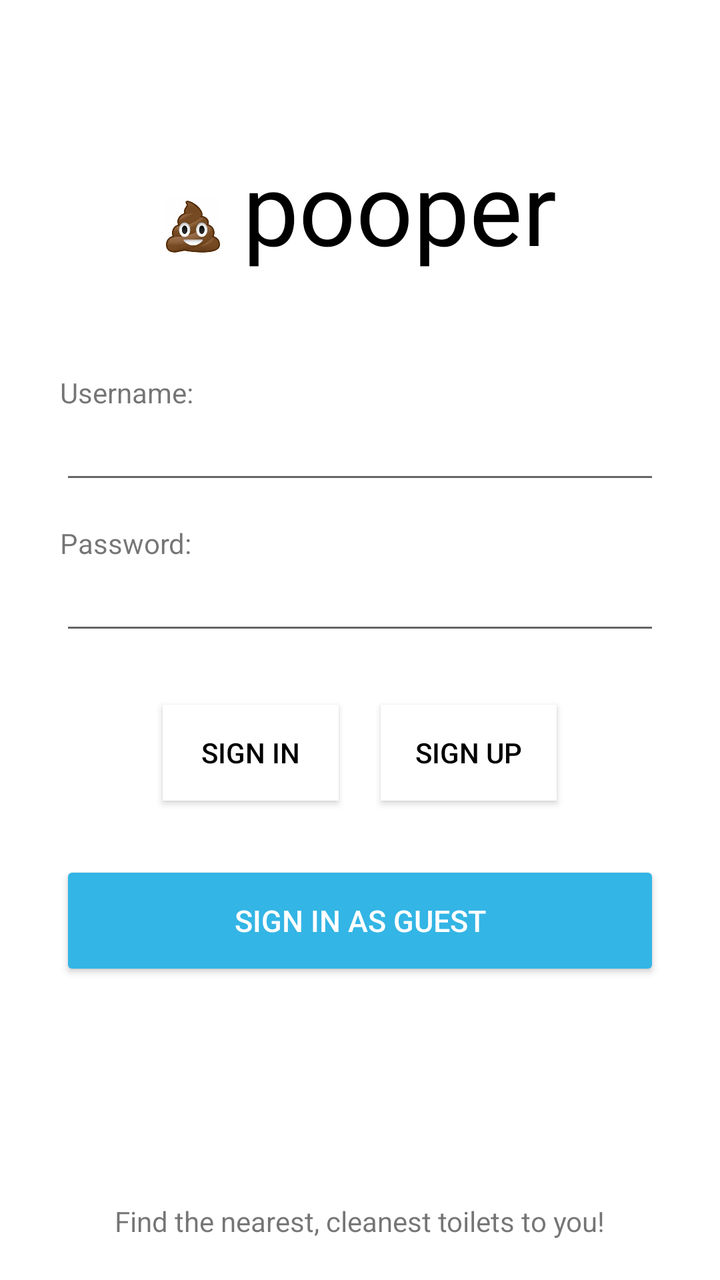
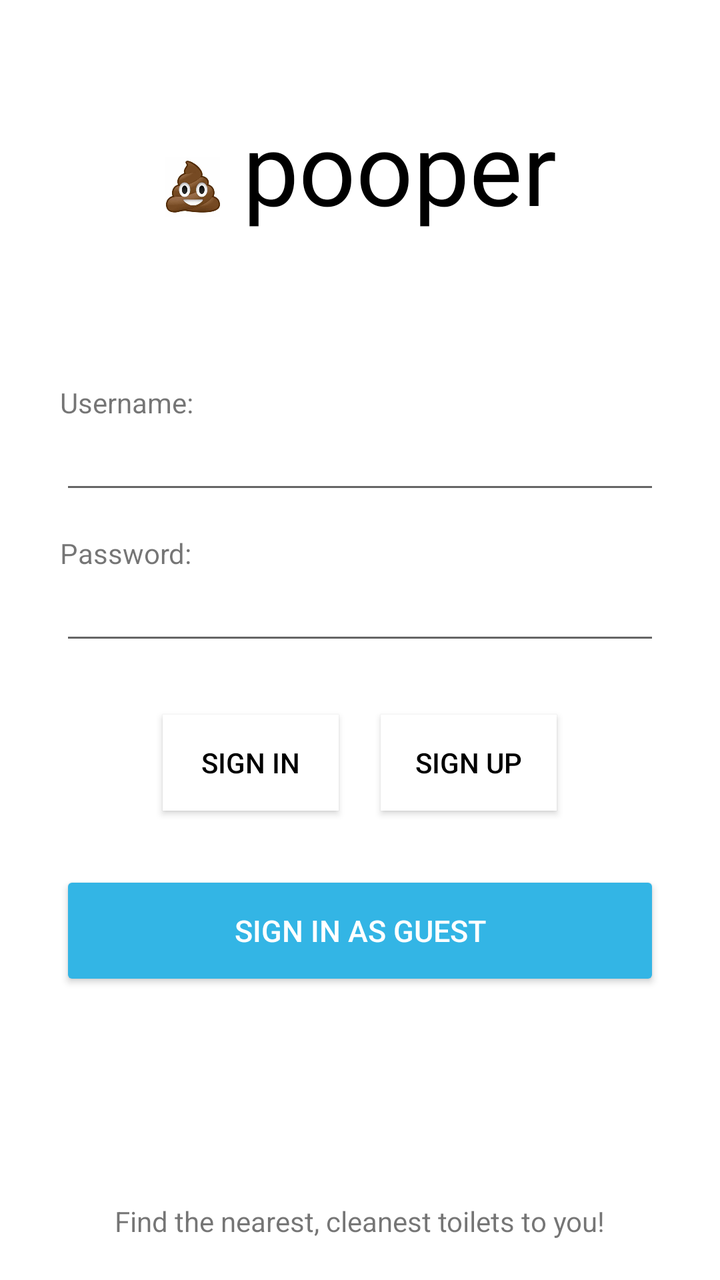

Before-and-after screenshots of an Android layout around one commit, followed by the original layout XML and the change that was made.
<!-- AndroidManifest.xml: application theme AppTheme -->
<!-- res/layout/activity_main.xml -->
<?xml version="1.0" encoding="utf-8"?>
<RelativeLayout xmlns:android="http://schemas.android.com/apk/res/android"
    xmlns:app="http://schemas.android.com/apk/res-auto"
    xmlns:tools="http://schemas.android.com/tools"
    android:layout_width="match_parent"
    android:layout_height="match_parent"
    tools:context="itp341.pai.sonali.finalprojectfrontend.MainActivity"
    android:background="#ffffff">

        <LinearLayout
            android:layout_width="wrap_content"
            android:layout_height="wrap_content"
            android:id = "@+id/appName"
            android:layout_marginTop = "70dp"
            android:layout_centerHorizontal="true"
            android:orientation="horizontal">

            <ImageView
                android:id="@+id/imageView"
                android:layout_width="30dp"
                android:layout_gravity="center_vertical"
                android:layout_height="30dp"
                android:layout_marginTop="10dp"
                android:layout_marginEnd = "10dp"
                android:src="@drawable/poop" />

            <TextView
            android:id="@+id/title"
                android:fontFamily="Roboto"

            android:layout_width="wrap_content"
            android:layout_height="wrap_content"

            android:text="pooper"
            android:textColor="#000000"
            android:textSize="50dp"
            android:layout_alignParentTop="true" />
        </LinearLayout>


        <TextView
            android:id="@+id/username"
            android:layout_width="wrap_content"
            android:layout_height="wrap_content"
            android:layout_marginTop="50dp"
            android:text="Username:"
            android:layout_below="@+id/appName"
            android:layout_alignStart="@+id/password" />

        <EditText
            android:id="@+id/usernameInputField"
            style="@android:style/Widget.AutoCompleteTextView"
            android:layout_width="match_parent"
            android:layout_height="wrap_content"
            android:layout_marginEnd="30dp"
            android:layout_alignStart="@+id/username"
            android:layout_below="@+id/username"
            android:inputType="textPersonName" />

        <TextView
            android:id="@+id/password"
            android:layout_width="wrap_content"
            android:layout_height="wrap_content"
            android:layout_below="@id/usernameInputField"
            android:layout_marginStart="30dp"
            android:layout_marginTop="15dp"
            android:text="Password:" />

        <EditText
            android:id="@+id/passwordInputField"
            android:layout_width="match_parent"
            android:layout_height="wrap_content"
            android:layout_alignStart="@id/username"
            android:layout_below="@id/password"
            android:layout_marginEnd="30dp"
            android:ems="10"
            android:inputType="textPassword"
            />


    <Button
        android:id="@+id/signInButton"
        android:layout_width="wrap_content"
        android:layout_height="wrap_content"
        style="@style/Widget.AppCompat.Button.Colored"
        android:background="#ffffff"
        android:text="SIGN IN"
        android:textColor="@android:color/background_dark"
        tools:layout_editor_absoluteX="88dp"
        tools:layout_editor_absoluteY="337dp"
        android:layout_below="@+id/passwordInputField"
        android:layout_alignStart="@+id/appName"
        android:layout_marginTop="30dp" />

    <Button
        android:id="@+id/signUpButton"
        style="@style/Widget.AppCompat.Button.Colored"
        android:layout_width="wrap_content"
        android:layout_height="wrap_content"
        android:textColor="@android:color/background_dark"
        android:text="SIGN UP"
        android:background="#ffffff"
        tools:layout_editor_absoluteX="196dp"
        tools:layout_editor_absoluteY="337dp"
        android:layout_alignBaseline="@+id/signInButton"
        android:layout_alignBottom="@+id/signInButton"
        android:layout_alignEnd="@+id/appName" />

    <android.support.v7.widget.AppCompatButton
        android:id="@+id/guestButton"
        android:layout_width="300dp"
        android:layout_height="60dp"
        android:layout_below="@id/signInButton"
        android:layout_marginTop="30dp"
        android:layout_centerHorizontal="true"
        android:backgroundTint="@android:color/holo_blue_light"
        android:text="SIGN IN AS GUEST"
        android:textColor="@android:color/white"
        android:textSize="15dp"></android.support.v7.widget.AppCompatButton>

    <TextView
        android:id="@+id/textView"
        android:layout_width="wrap_content"
        android:layout_height="wrap_content"
        android:text="Find the nearest, cleanest toilets to you!"
        tools:layout_editor_absoluteX="68dp"
        tools:layout_editor_absoluteY="478dp"
        android:layout_alignParentBottom="true"
        android:layout_centerHorizontal="true"
        android:layout_marginBottom="20dp" />

</RelativeLayout>
<!-- resources referenced by this layout -->
<resources>
  <!-- drawable poop: png bitmap (drawable, 323460 bytes) -->
  <style name="AppTheme" parent="Theme.AppCompat.Light.DarkActionBar">
          
          <item name="colorPrimary">@color/colorPrimary</item>
          <item name="colorPrimaryDark">@color/colorPrimaryDark</item>
          <item name="colorAccent">@color/colorAccent</item>
      </style>
  <color name="colorPrimary">#3F51B5</color>
  <color name="colorPrimaryDark">#303F9F</color>
  <color name="colorAccent">#ff4081</color>
</resources>

<!-- the commit's change to res/layout/activity_main.xml (unified diff, before → after) -->
@@ -11,7 +11,7 @@
             android:layout_width="wrap_content"
             android:layout_height="wrap_content"
             android:id = "@+id/appName"
-            android:layout_marginTop = "70dp"
+            android:layout_marginTop = "50dp"
             android:layout_centerHorizontal="true"
             android:orientation="horizontal">
 
@@ -42,7 +42,7 @@
             android:id="@+id/username"
             android:layout_width="wrap_content"
             android:layout_height="wrap_content"
-            android:layout_marginTop="50dp"
+            android:layout_marginTop="75dp"
             android:text="Username:"
             android:layout_below="@+id/appName"
             android:layout_alignStart="@+id/password" />
